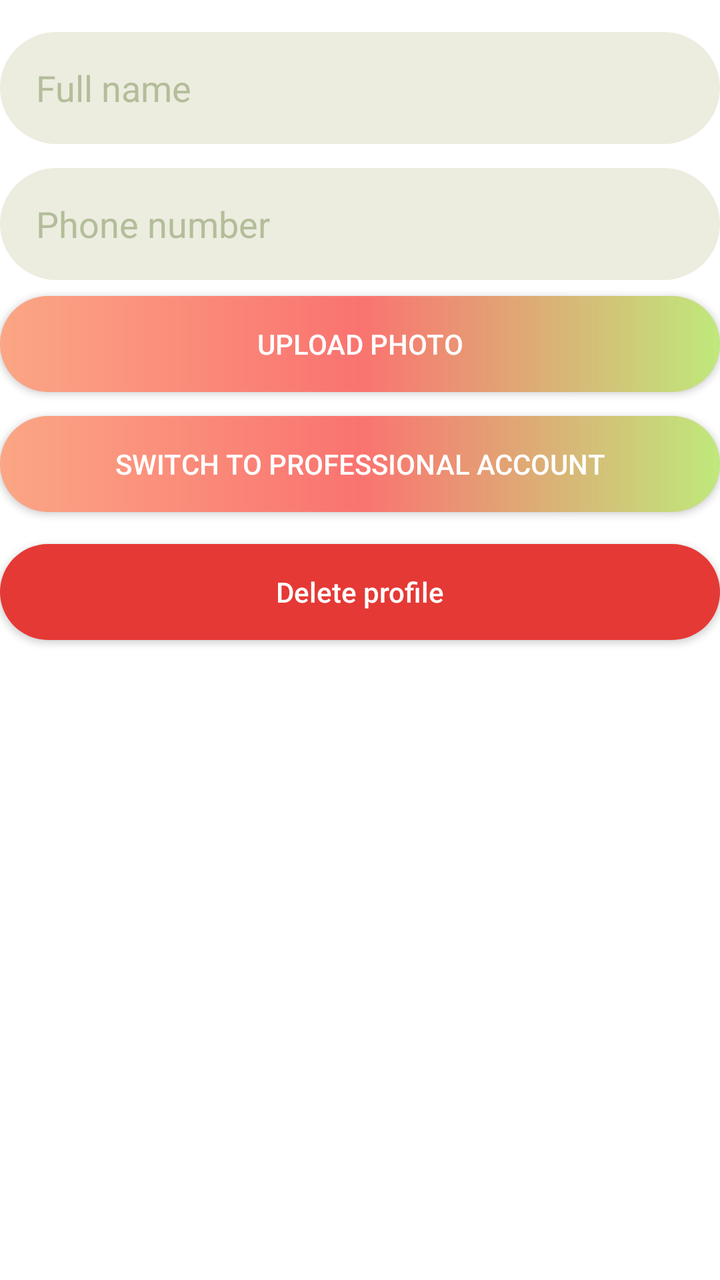
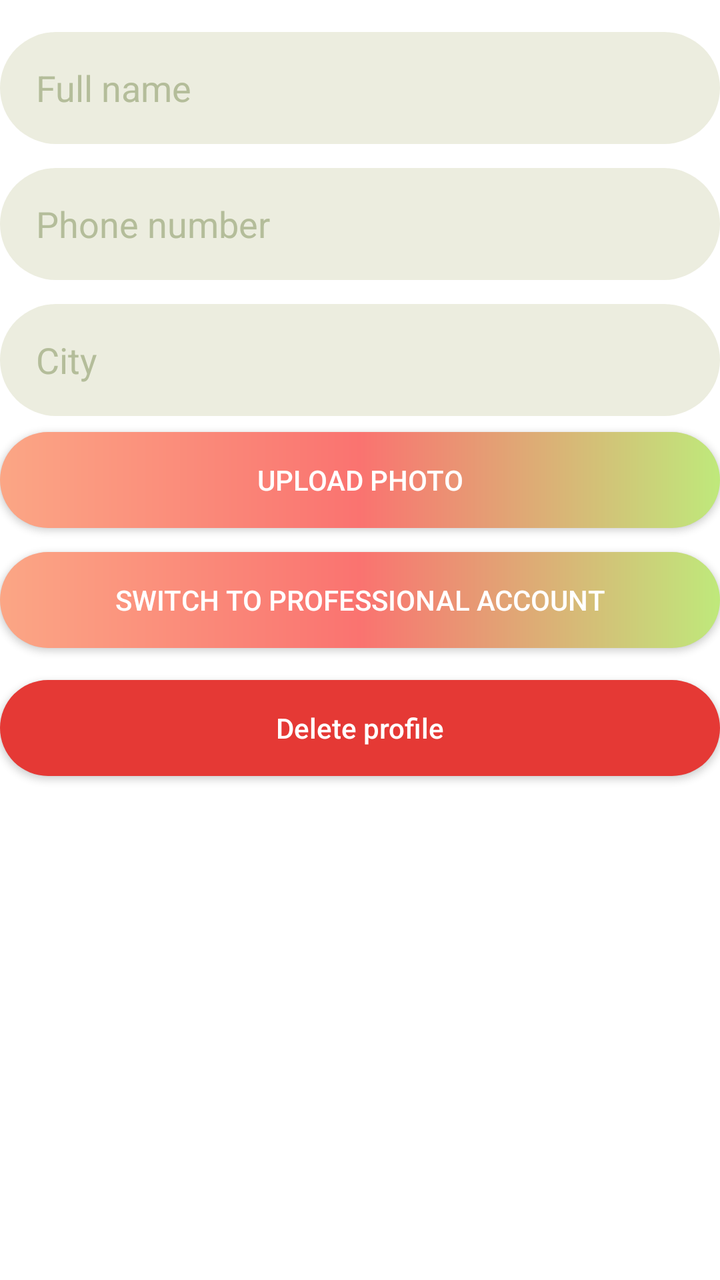

Compare the two renders of this Android layout. The source of the first and the diff that turns it into the second are given below.
<!-- AndroidManifest.xml: application theme Theme.BeautyAppFrontend -->
<!-- res/layout/dialog_user_profile_edit.xml -->
<?xml version="1.0" encoding="utf-8"?>
<LinearLayout xmlns:android="http://schemas.android.com/apk/res/android"
    android:layout_width="match_parent"
    android:layout_height="wrap_content"
    android:orientation="vertical"
    android:paddingTop="8dp"
    android:paddingBottom="8dp">

    <EditText
        android:id="@+id/et_full_name"
        android:layout_width="match_parent"
        android:layout_height="56dp"
        android:layout_marginTop="8dp"
        android:background="@drawable/bg_input_field"
        android:hint="Full name"
        android:inputType="textPersonName|textCapWords"
        android:paddingStart="18dp"
        android:paddingEnd="18dp"
        android:textColor="@color/text_primary"
        android:textColorHint="@color/text_hint" />

    <EditText
        android:id="@+id/et_phone"
        android:layout_width="match_parent"
        android:layout_height="56dp"
        android:layout_marginTop="12dp"
        android:background="@drawable/bg_input_field"
        android:hint="Phone number"
        android:inputType="phone"
        android:paddingStart="18dp"
        android:paddingEnd="18dp"
        android:textColor="@color/text_primary"
        android:textColorHint="@color/text_hint" />

    <Button
        android:id="@+id/btn_upload_avatar"
        android:layout_width="match_parent"
        android:layout_height="48dp"
        android:layout_marginTop="8dp"
        android:background="@drawable/bg_button_gradient"
        android:text="Upload photo"
        android:textColor="@color/white"
        android:textSize="14sp" />

    <Button
        android:id="@+id/btn_switch_to_professional"
        android:layout_width="match_parent"
        android:layout_height="48dp"
        android:layout_marginTop="12dp"
        android:background="@drawable/bg_button_gradient"
        android:text="Switch to professional account"
        android:textColor="@color/white"
        android:textSize="14sp" />

    <Button
        android:id="@+id/btn_delete_profile"
        android:layout_width="match_parent"
        android:layout_height="48dp"
        android:layout_marginTop="16dp"
        android:background="@drawable/bg_button_red"
        android:text="Delete profile"
        android:textAllCaps="false"
        android:textColor="@color/white"
        android:textSize="14sp" />

</LinearLayout>
<!-- resources referenced by this layout -->
<resources>
  <color name="text_hint">#B4BD9A</color>
  <color name="text_primary">#3D5A1E</color>
  <color name="white">#FFFFFFFF</color>
  <!-- drawable bg_button_gradient (drawable) -->
  <?xml version="1.0" encoding="utf-8"?>
  <shape xmlns:android="http://schemas.android.com/apk/res/android"
      android:shape="rectangle">
      <gradient
          android:angle="0"
          android:startColor="#FBA685"
          android:centerColor="#FA7370"
          android:endColor="#BFE97B"
          android:type="linear" />
      <corners android:radius="30dp" />
  </shape>
  <!-- drawable bg_button_red (drawable) -->
  <?xml version="1.0" encoding="utf-8"?>
  <shape xmlns:android="http://schemas.android.com/apk/res/android"
      android:shape="rectangle">
      <solid android:color="@color/red_primary" />
      <corners android:radius="30dp" />
  </shape>
  <!-- drawable bg_input_field (drawable) -->
  <?xml version="1.0" encoding="utf-8"?>
  <shape xmlns:android="http://schemas.android.com/apk/res/android"
      android:shape="rectangle">
      <solid android:color="#ECEDDF" />
      <corners android:radius="30dp" />
  </shape>
  <style name="Theme.BeautyAppFrontend" parent="Theme.MaterialComponents.DayNight.NoActionBar">
          <item name="colorPrimary">@color/green_primary</item>
          <item name="colorPrimaryVariant">@color/green_dark</item>
          <item name="colorOnPrimary">@color/white</item>
          <item name="android:statusBarColor">@color/auth_background</item>
          <item name="android:windowLightStatusBar">true</item>
      </style>
  <color name="red_primary">#E53935</color>
  <color name="green_primary">#8BC148</color>
  <color name="green_dark">#60A61F</color>
  <color name="auth_background">#F0F9E8</color>
</resources>

<!-- the commit's change to res/layout/dialog_user_profile_edit.xml (unified diff, before → after) -->
@@ -27,6 +27,19 @@
         android:background="@drawable/bg_input_field"
         android:hint="Phone number"
         android:inputType="phone"
+        android:paddingStart="18dp"
+        android:paddingEnd="18dp"
+        android:textColor="@color/text_primary"
+        android:textColorHint="@color/text_hint" />
+
+    <EditText
+        android:id="@+id/et_city"
+        android:layout_width="match_parent"
+        android:layout_height="56dp"
+        android:layout_marginTop="12dp"
+        android:background="@drawable/bg_input_field"
+        android:hint="City"
+        android:inputType="textCapWords"
         android:paddingStart="18dp"
         android:paddingEnd="18dp"
         android:textColor="@color/text_primary"
